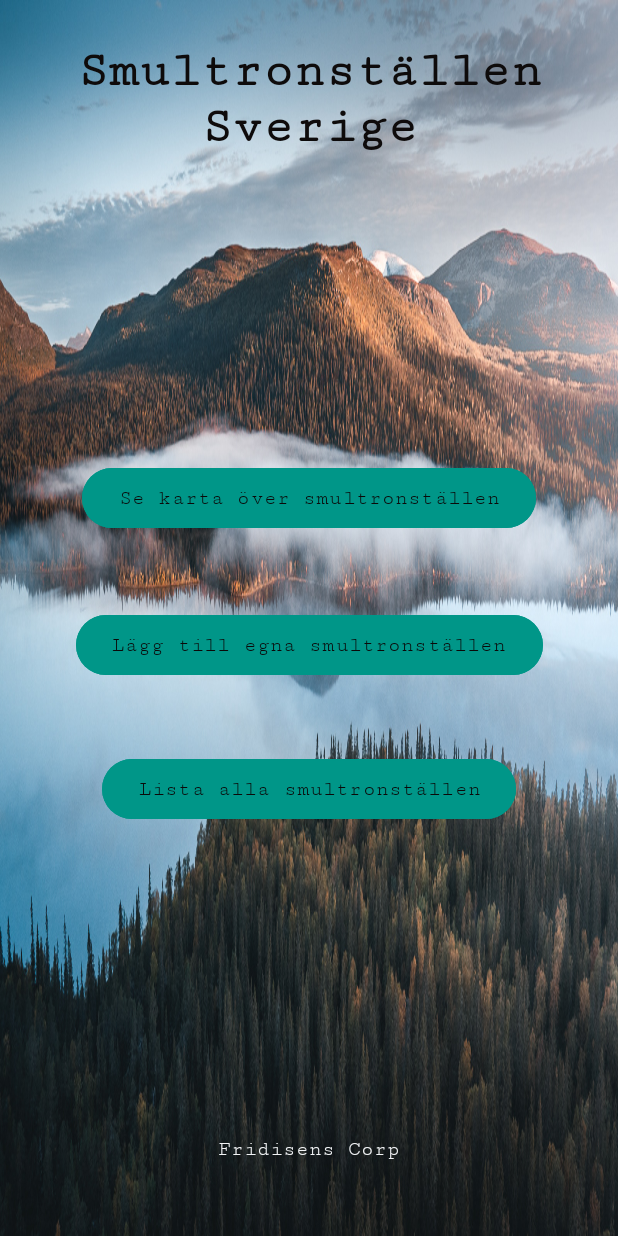
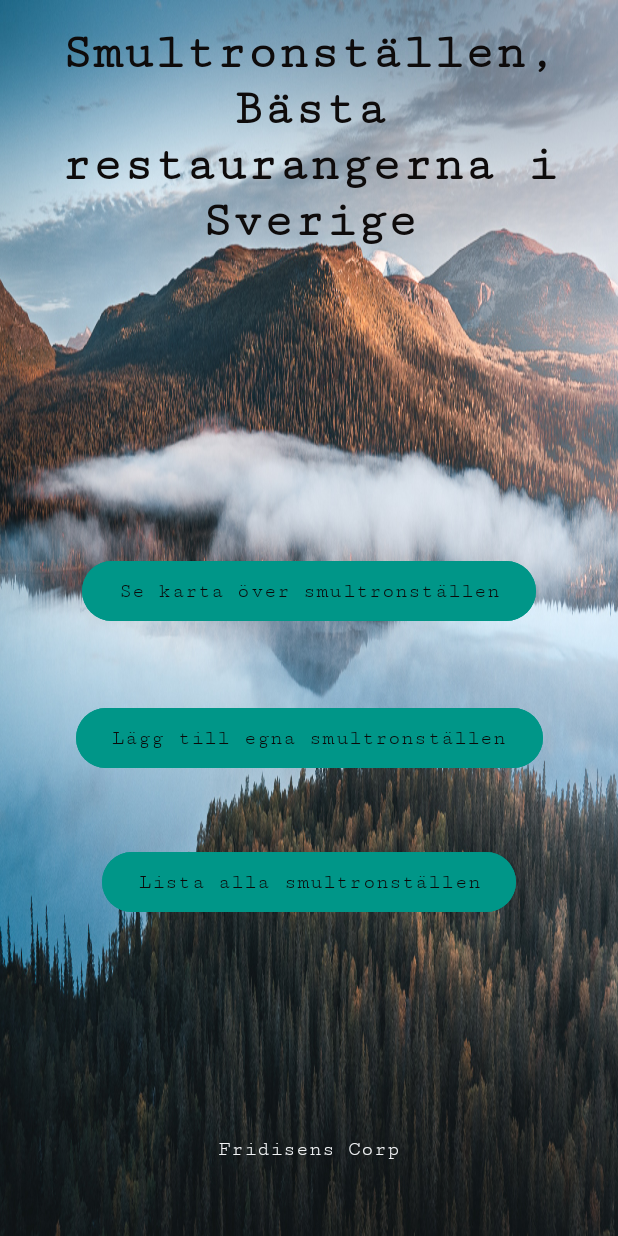
Before and after one commit to Fridisens/BestPlacesCorp, an Android app: the screen it shows after launch (MainActivity), on a phone screen of 412 x 824 dp. Run offline under Robolectric (Android 15) with nearby library versions, the phone set to English and light mode, and no system bars.

Commit message:
updated name in main

```diff
--- a/app/src/main/res/layout/activity_main.xml
+++ b/app/src/main/res/layout/activity_main.xml
@@ -9,11 +9,11 @@
 
     <TextView
         android:id="@+id/textView"
-        android:layout_width="327dp"
-        android:layout_height="80dp"
-        android:layout_marginTop="28dp"
+        android:layout_width="365dp"
+        android:layout_height="154dp"
+        android:layout_marginTop="16dp"
         android:fontFamily="serif-monospace"
-        android:text="Smultronställen Sverige"
+        android:text="Smultronställen, Bästa restaurangerna i Sverige"
         android:textAlignment="center"
         android:textColor="#0E0B0B"
         android:textSize="34sp"
```
